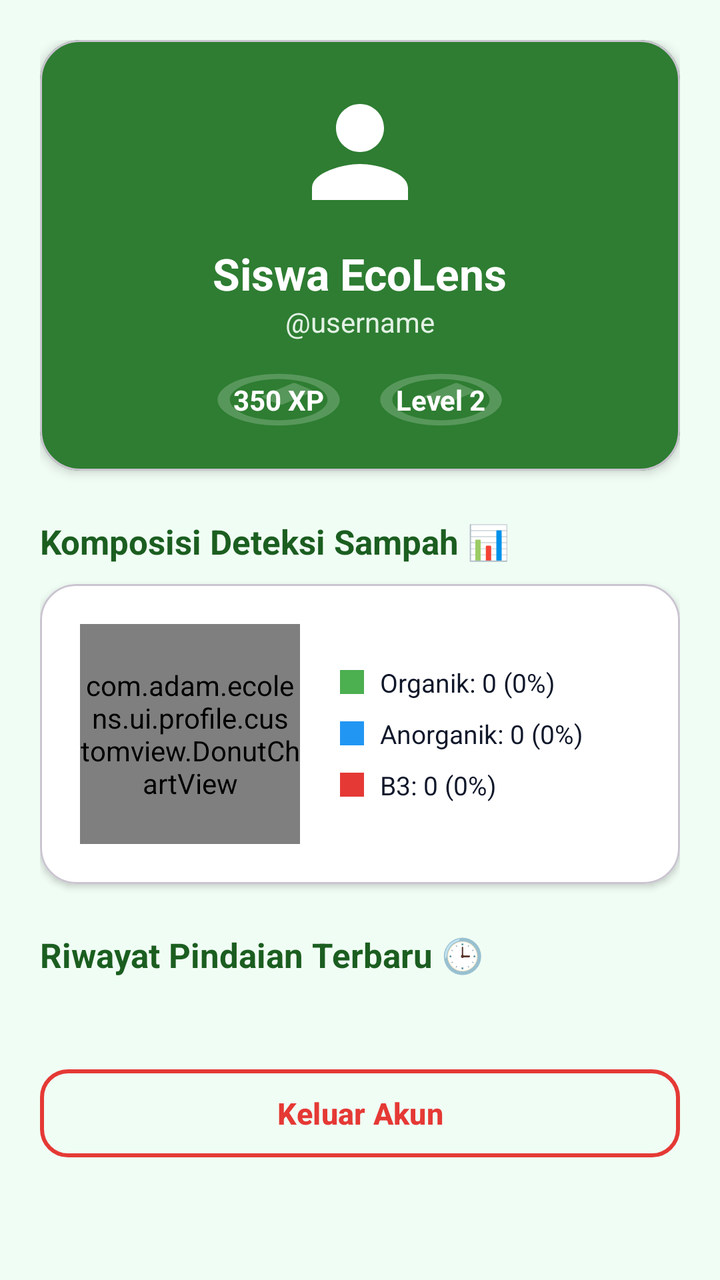
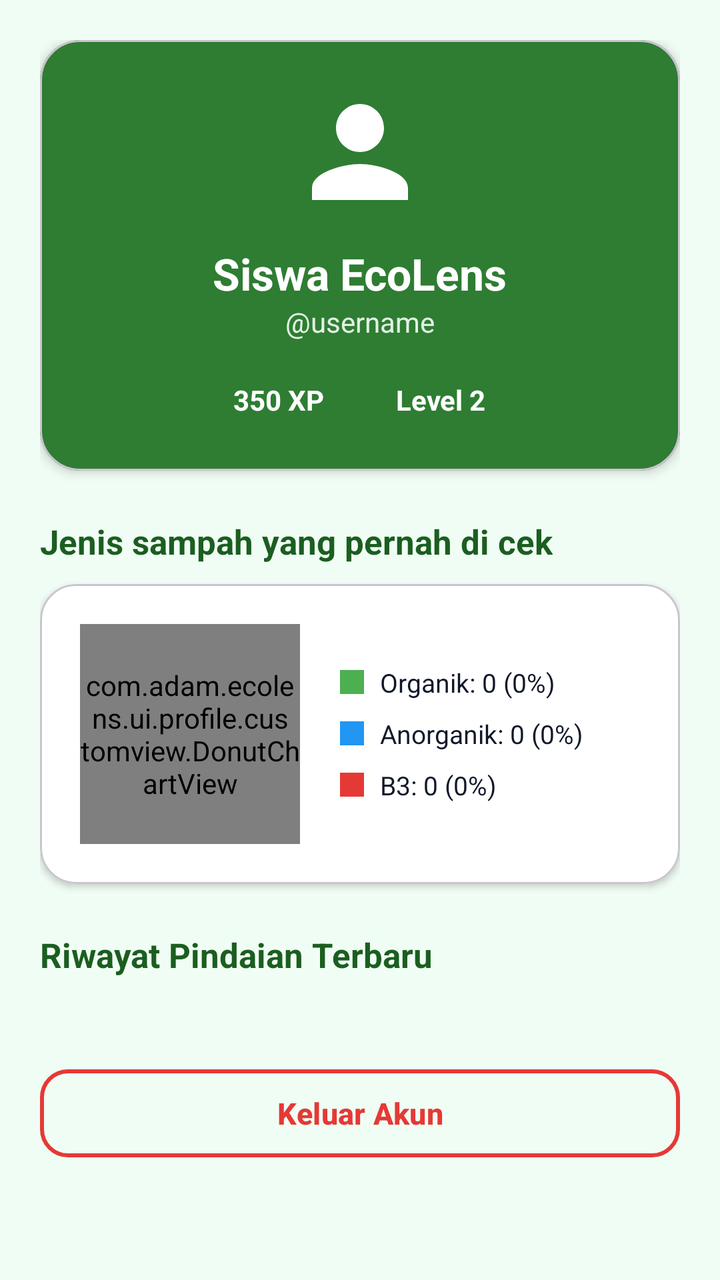

Screens rendered from an Android XML layout before and after an edit, with the pre-edit source and the edit as a unified diff.
<!-- AndroidManifest.xml: application theme Theme.EcoLens -->
<!-- res/layout/fragment_profile.xml -->
<?xml version="1.0" encoding="utf-8"?>
<androidx.core.widget.NestedScrollView xmlns:android="http://schemas.android.com/apk/res/android"
    xmlns:app="http://schemas.android.com/apk/res-auto"
    xmlns:tools="http://schemas.android.com/tools"
    android:layout_width="match_parent"
    android:layout_height="match_parent"
    android:background="@color/bg_light"
    tools:context=".ui.profile.ProfileFragment">

    <LinearLayout
        android:layout_width="match_parent"
        android:layout_height="wrap_content"
        android:orientation="vertical"
        android:padding="20dp">

        
        <com.google.android.material.card.MaterialCardView
            android:layout_width="match_parent"
            android:layout_height="wrap_content"
            app:cardCornerRadius="20dp"
            app:cardElevation="3dp"
            app:cardBackgroundColor="@color/primary">

            <LinearLayout
                android:layout_width="match_parent"
                android:layout_height="wrap_content"
                android:orientation="vertical"
                android:padding="20dp"
                android:gravity="center">

                <ImageView
                    android:layout_width="72dp"
                    android:layout_height="72dp"
                    android:src="@drawable/ic_nav_profile"
                    app:tint="@color/white" />

                <TextView
                    android:id="@+id/tvProfileName"
                    android:layout_width="wrap_content"
                    android:layout_height="wrap_content"
                    android:layout_marginTop="10dp"
                    android:text="Siswa EcoLens"
                    android:textColor="@color/white"
                    android:textSize="22sp"
                    android:textStyle="bold" />

                <TextView
                    android:id="@+id/tvProfileUsername"
                    android:layout_width="wrap_content"
                    android:layout_height="wrap_content"
                    android:text="@username"
                    android:textColor="#E2F1E4"
                    android:textSize="14sp" />

                <LinearLayout
                    android:layout_width="wrap_content"
                    android:layout_height="wrap_content"
                    android:layout_marginTop="14dp"
                    android:orientation="horizontal">

                    <TextView
                        android:id="@+id/tvProfilePoints"
                        android:layout_width="wrap_content"
                        android:layout_height="wrap_content"
                        android:background="@drawable/ic_nav_scan"
                        android:backgroundTint="#33FFFFFF"
                        android:paddingHorizontal="14dp"
                        android:paddingVertical="6dp"
                        android:text="350 XP"
                        android:textColor="@color/white"
                        android:textSize="14sp"
                        android:textStyle="bold" />

                    <TextView
                        android:id="@+id/tvProfileLevel"
                        android:layout_width="wrap_content"
                        android:layout_height="wrap_content"
                        android:layout_marginStart="8dp"
                        android:background="@drawable/ic_nav_scan"
                        android:backgroundTint="#33FFFFFF"
                        android:paddingHorizontal="14dp"
                        android:paddingVertical="6dp"
                        android:text="Level 2"
                        android:textColor="@color/white"
                        android:textSize="14sp"
                        android:textStyle="bold" />
                </LinearLayout>

            </LinearLayout>
        </com.google.android.material.card.MaterialCardView>

        
        <TextView
            android:layout_width="wrap_content"
            android:layout_height="wrap_content"
            android:layout_marginTop="24dp"
            android:text="Komposisi Deteksi Sampah 📊"
            android:textColor="@color/primary_dark"
            android:textSize="17sp"
            android:textStyle="bold" />

        <com.google.android.material.card.MaterialCardView
            android:layout_width="match_parent"
            android:layout_height="wrap_content"
            android:layout_marginTop="10dp"
            app:cardCornerRadius="18dp"
            app:cardElevation="2dp"
            app:cardBackgroundColor="@color/card_surface">

            <LinearLayout
                android:layout_width="match_parent"
                android:layout_height="wrap_content"
                android:orientation="horizontal"
                android:padding="20dp"
                android:gravity="center_vertical">

                <com.adam.ecolens.ui.profile.customview.DonutChartView
                    android:id="@+id/chartDonut"
                    android:layout_width="110dp"
                    android:layout_height="110dp" />

                <LinearLayout
                    android:layout_width="0dp"
                    android:layout_height="wrap_content"
                    android:layout_marginStart="20dp"
                    android:layout_weight="1"
                    android:orientation="vertical">

                    
                    <LinearLayout
                        android:layout_width="match_parent"
                        android:layout_height="wrap_content"
                        android:gravity="center_vertical"
                        android:orientation="horizontal">

                        <View
                            android:layout_width="12dp"
                            android:layout_height="12dp"
                            android:background="@color/category_organik" />

                        <TextView
                            android:id="@+id/tvOrganikStat"
                            android:layout_width="wrap_content"
                            android:layout_height="wrap_content"
                            android:layout_marginStart="8dp"
                            android:text="Organik: 0 (0%)"
                            android:textColor="@color/text_primary"
                            android:textSize="13sp" />
                    </LinearLayout>

                    
                    <LinearLayout
                        android:layout_width="match_parent"
                        android:layout_height="wrap_content"
                        android:layout_marginTop="8dp"
                        android:gravity="center_vertical"
                        android:orientation="horizontal">

                        <View
                            android:layout_width="12dp"
                            android:layout_height="12dp"
                            android:background="@color/category_anorganik" />

                        <TextView
                            android:id="@+id/tvAnorganikStat"
                            android:layout_width="wrap_content"
                            android:layout_height="wrap_content"
                            android:layout_marginStart="8dp"
                            android:text="Anorganik: 0 (0%)"
                            android:textColor="@color/text_primary"
                            android:textSize="13sp" />
                    </LinearLayout>

                    
                    <LinearLayout
                        android:layout_width="match_parent"
                        android:layout_height="wrap_content"
                        android:layout_marginTop="8dp"
                        android:gravity="center_vertical"
                        android:orientation="horizontal">

                        <View
                            android:layout_width="12dp"
                            android:layout_height="12dp"
                            android:background="@color/category_b3" />

                        <TextView
                            android:id="@+id/tvB3Stat"
                            android:layout_width="wrap_content"
                            android:layout_height="wrap_content"
                            android:layout_marginStart="8dp"
                            android:text="B3: 0 (0%)"
                            android:textColor="@color/text_primary"
                            android:textSize="13sp" />
                    </LinearLayout>

                </LinearLayout>
            </LinearLayout>
        </com.google.android.material.card.MaterialCardView>

        
        <TextView
            android:layout_width="wrap_content"
            android:layout_height="wrap_content"
            android:layout_marginTop="24dp"
            android:text="Riwayat Pindaian Terbaru 🕒"
            android:textColor="@color/primary_dark"
            android:textSize="17sp"
            android:textStyle="bold" />

        <androidx.recyclerview.widget.RecyclerView
            android:id="@+id/rvScanHistory"
            android:layout_width="match_parent"
            android:layout_height="wrap_content"
            android:layout_marginTop="10dp"
            android:nestedScrollingEnabled="false"
            tools:itemCount="3"
            tools:listitem="@layout/item_scan_history" />

        <TextView
            android:id="@+id/tvEmptyHistory"
            android:layout_width="wrap_content"
            android:layout_height="wrap_content"
            android:layout_gravity="center_horizontal"
            android:layout_marginTop="16dp"
            android:text="Belum ada riwayat pemindaian."
            android:textColor="@color/text_secondary"
            android:textSize="13sp"
            android:visibility="gone" />

        
        <com.google.android.material.button.MaterialButton
            android:id="@+id/btnLogout"
            style="@style/Widget.Material3.Button.OutlinedButton"
            android:layout_width="match_parent"
            android:layout_height="52dp"
            android:layout_marginTop="32dp"
            android:text="@string/logout"
            android:textColor="@color/category_b3"
            android:textSize="15sp"
            android:textStyle="bold"
            app:cornerRadius="14dp"
            app:strokeColor="@color/category_b3"
            app:strokeWidth="2dp" />

    </LinearLayout>
</androidx.core.widget.NestedScrollView>
<!-- res/layout/item_scan_history.xml (included above) -->
<?xml version="1.0" encoding="utf-8"?>
<com.google.android.material.card.MaterialCardView xmlns:android="http://schemas.android.com/apk/res/android"
    xmlns:app="http://schemas.android.com/apk/res-auto"
    xmlns:tools="http://schemas.android.com/tools"
    android:layout_width="match_parent"
    android:layout_height="wrap_content"
    android:layout_marginBottom="10dp"
    app:cardCornerRadius="14dp"
    app:cardElevation="1dp"
    app:cardBackgroundColor="@color/card_surface">

    <LinearLayout
        android:layout_width="match_parent"
        android:layout_height="wrap_content"
        android:orientation="horizontal"
        android:padding="12dp"
        android:gravity="center_vertical">

        <TextView
            android:id="@+id/tvHistoryCategoryBadge"
            android:layout_width="40dp"
            android:layout_height="40dp"
            android:background="@drawable/ic_nav_scan"
            android:backgroundTint="@color/category_organik_light"
            android:gravity="center"
            android:text="🌱"
            android:textSize="20sp" />

        <LinearLayout
            android:layout_width="0dp"
            android:layout_height="wrap_content"
            android:layout_marginStart="12dp"
            android:layout_weight="1"
            android:orientation="vertical">

            <TextView
                android:id="@+id/tvHistoryCategoryName"
                android:layout_width="wrap_content"
                android:layout_height="wrap_content"
                android:text="Sampah Organik"
                android:textColor="@color/category_organik"
                android:textSize="15sp"
                android:textStyle="bold" />

            <TextView
                android:id="@+id/tvHistoryTimestamp"
                android:layout_width="wrap_content"
                android:layout_height="wrap_content"
                android:layout_marginTop="2dp"
                android:text="22 Juli 2026, 14:30"
                android:textColor="@color/text_secondary"
                android:textSize="12sp" />
        </LinearLayout>

        <TextView
            android:id="@+id/tvHistoryConfidence"
            android:layout_width="wrap_content"
            android:layout_height="wrap_content"
            android:text="98.5%"
            android:textColor="@color/text_primary"
            android:textSize="14sp"
            android:textStyle="bold" />

    </LinearLayout>
</com.google.android.material.card.MaterialCardView>
<!-- resources referenced by this layout -->
<resources>
  <color name="bg_light">#F0FDF4</color>
  <color name="card_surface">#FFFFFF</color>
  <color name="category_anorganik">#2196F3</color>
  <color name="category_b3">#E53935</color>
  <color name="category_organik">#4CAF50</color>
  <color name="category_organik_light">#E8F5E9</color>
  <color name="primary">#2E7D32</color>
  <color name="primary_dark">#1B5E20</color>
  <color name="text_primary">#0F172A</color>
  <color name="text_secondary">#64748B</color>
  <color name="white">#FFFFFFFF</color>
  <!-- drawable ic_nav_profile (drawable) -->
  <vector xmlns:android="http://schemas.android.com/apk/res/android"
      android:width="24dp"
      android:height="24dp"
      android:viewportWidth="24"
      android:viewportHeight="24">
    <path
        android:fillColor="#FF000000"
        android:pathData="M12,12c2.21,0 4,-1.79 4,-4s-1.79,-4 -4,-4 -4,1.79 -4,4 1.79,4 4,4zm0,2c-2.67,0 -8,1.34 -8,4v2h16v-2c0,-2.66 -5.33,-4 -8,-4z"/>
  </vector>
  <!-- drawable ic_nav_scan (drawable) -->
  <vector xmlns:android="http://schemas.android.com/apk/res/android"
      android:width="24dp"
      android:height="24dp"
      android:viewportWidth="24"
      android:viewportHeight="24">
    <path
        android:fillColor="#FF000000"
        android:pathData="M9.4,10.5l4.77,-4.77c0.2,-0.2 0.51,-0.2 0.71,0l2.58,2.58c0.2,0.2 0.2,0.51 0,0.71L12.69,13.8c-0.2,0.2 -0.51,0.2 -0.71,0L9.4,11.21c-0.2,-0.2 -0.2,-0.51 0,-0.71zM12,2C6.48,2 2,6.48 2,12s4.48,10 10,10 10,-4.48 10,-10S17.52,2 12,2zm0,18c-4.41,0 -8,-3.59 -8,-8s3.59,-8 8,-8 8,3.59 8,8 -3.59,8 -8,8z"/>
  </vector>
  <string name="logout">Keluar Akun</string>
  <style name="Theme.EcoLens" parent="Base.Theme.EcoLens" />
  <style name="Base.Theme.EcoLens" parent="Theme.Material3.DayNight.NoActionBar">
          
          <item name="colorPrimary">@color/primary</item>
          <item name="colorOnPrimary">@color/white</item>
          <item name="colorPrimaryContainer">@color/primary_container</item>
          <item name="colorOnPrimaryContainer">@color/on_primary_container</item>
          <item name="android:statusBarColor">@color/primary_dark</item>
          <item name="android:windowBackground">@color/bg_light</item>
  
          
          <item name="android:textColorPrimary">@color/text_primary</item>
          <item name="android:textColorSecondary">@color/text_secondary</item>
          <item name="android:textColorHint">@color/text_secondary</item>
          <item name="android:editTextColor">@color/text_primary</item>
          <item name="colorOnSurface">@color/text_primary</item>
          <item name="colorOnSurfaceVariant">@color/text_secondary</item>
  
          
          <item name="android:indeterminateTint">@color/primary</item>
          <item name="colorSecondary">@color/primary</item>
          <item name="colorControlActivated">@color/primary</item>
          <item name="colorControlNormal">@color/text_secondary</item>
  
          
          <item name="android:windowLightStatusBar">true</item>
  
          
          <item name="android:windowLightNavigationBar" tools:targetApi="O_MR1">true</item>
      </style>
  <color name="primary_container">#E8F5E9</color>
  <color name="on_primary_container">#1B5E20</color>
</resources>

<!-- the commit's change to res/layout/fragment_profile.xml (unified diff, before → after) -->
@@ -62,7 +62,6 @@
                         android:id="@+id/tvProfilePoints"
                         android:layout_width="wrap_content"
                         android:layout_height="wrap_content"
-                        android:background="@drawable/ic_nav_scan"
                         android:backgroundTint="#33FFFFFF"
                         android:paddingHorizontal="14dp"
                         android:paddingVertical="6dp"
@@ -76,7 +75,6 @@
                         android:layout_width="wrap_content"
                         android:layout_height="wrap_content"
                         android:layout_marginStart="8dp"
-                        android:background="@drawable/ic_nav_scan"
                         android:backgroundTint="#33FFFFFF"
                         android:paddingHorizontal="14dp"
                         android:paddingVertical="6dp"
@@ -94,7 +92,7 @@
             android:layout_width="wrap_content"
             android:layout_height="wrap_content"
             android:layout_marginTop="24dp"
-            android:text="Komposisi Deteksi Sampah 📊"
+            android:text="Jenis sampah yang pernah di cek"
             android:textColor="@color/primary_dark"
             android:textSize="17sp"
             android:textStyle="bold" />
@@ -203,7 +201,7 @@
             android:layout_width="wrap_content"
             android:layout_height="wrap_content"
             android:layout_marginTop="24dp"
-            android:text="Riwayat Pindaian Terbaru 🕒"
+            android:text="Riwayat Pindaian Terbaru "
             android:textColor="@color/primary_dark"
             android:textSize="17sp"
             android:textStyle="bold" />
